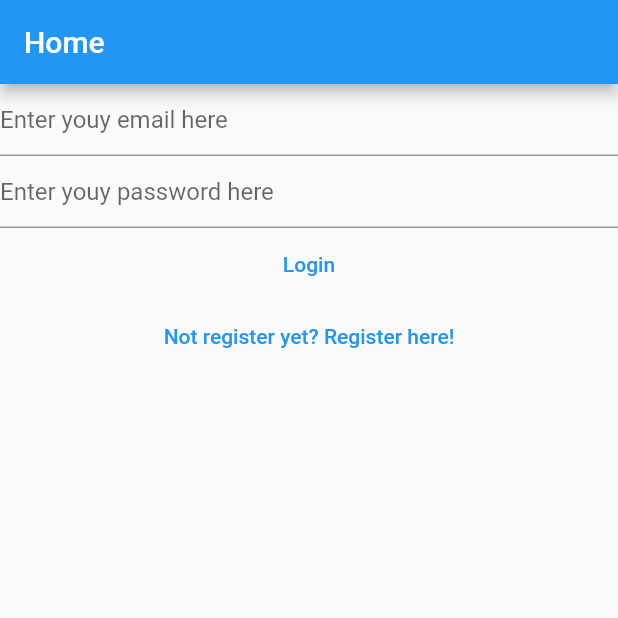
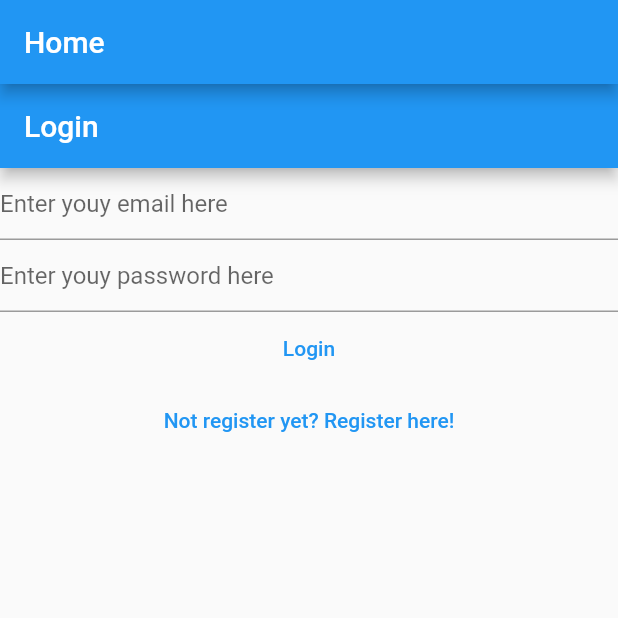
Before and after one commit to HassarEl/FlutterNoteApp, a Flutter app: the screen it shows after launch, on a phone screen of 412 x 824 dp, the top half of it. Run offline on Flutter 3.47's test engine with Material 2 defaults, Android fonts, the phone set to English and light mode, and no system bars; our stand-ins replace firebase_auth, firebase_core; accounts and stored records are empty.

Commit message:
create route register to login

```diff
--- a/lib/views/login_view.dart
+++ b/lib/views/login_view.dart
@@ -28,7 +28,11 @@ class _LoginViewState extends State<LoginView> {
 
   @override
   Widget build(BuildContext context) {
-    return Column(
+    return Scaffold(
+      appBar: AppBar(
+        title: const Text('Login'),
+      ),
+      body:  Column(
         children: [
           TextField(
             controller: _email,
@@ -78,6 +82,7 @@ class _LoginViewState extends State<LoginView> {
             child: const Text('Not register yet? Register here!'),
           )
         ],
+      ),
     );
   }
 }
--- a/lib/views/register_view.dart
+++ b/lib/views/register_view.dart
@@ -76,6 +76,15 @@ class _RegisterViewState extends State<RegisterView> {
             },
             child: const Text('Register'),
           ),
+          TextButton(
+            onPressed:() {
+              Navigator.of(context).pushNamedAndRemoveUntil(
+              '/login/',
+              (route) => false,
+            );
+          },
+            child: Text('Already registred? Login here!'),
+          ),
         ],
       ),
     );
```
Lines whose indentation alone changed are shown as unchanged.
